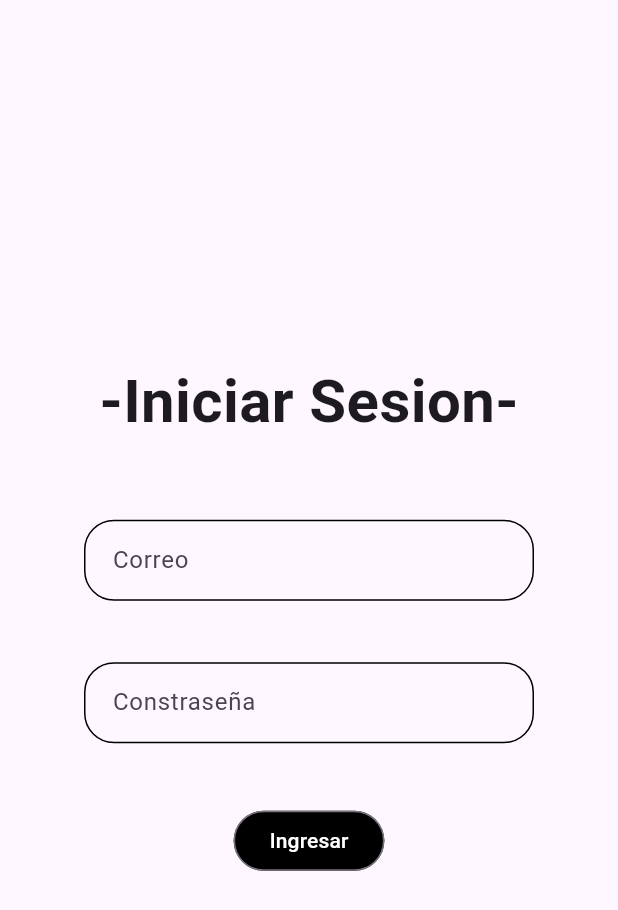
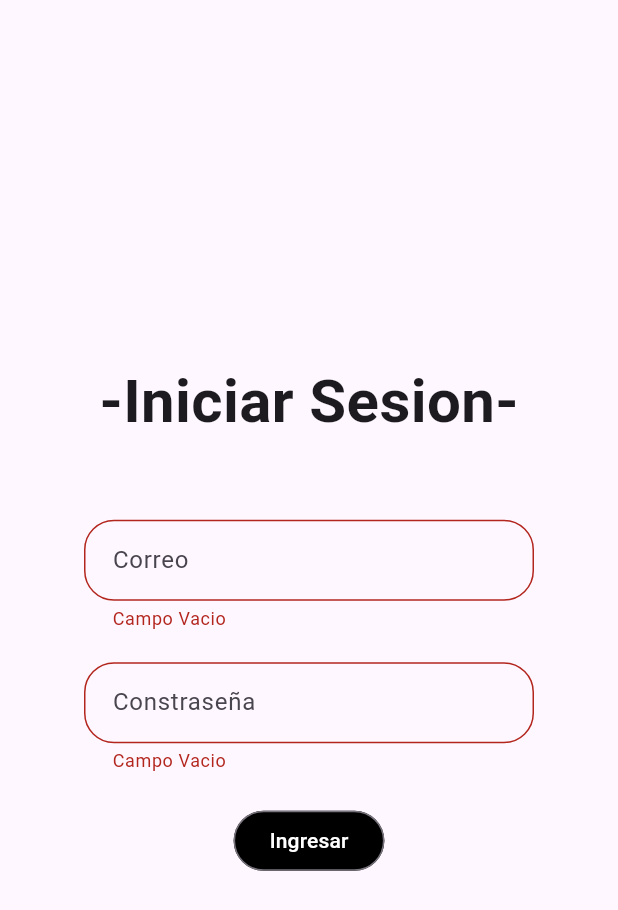
Before and after one commit to Rogerr14/storeApp, a Flutter app: the screen it shows after launch, after a tap on "Ingresar", on a phone screen of 412 x 824 dp. Shown: the top 910 px of the screen. Run offline on Flutter 3.47's test engine with Material 3 defaults, Android fonts, the phone set to English and light mode, and no system bars; network calls fail.

Commit message:
login corregido

```diff
--- a/lib/pages/auth/loginpage.dart
+++ b/lib/pages/auth/loginpage.dart
@@ -35,14 +35,17 @@ class _LoginPageState extends State<LoginPage> {
           child: Form(
             key: _scaffoldKey,
             autovalidateMode: AutovalidateMode.onUserInteraction,
-            child: _formView(emailController: txtCorreo, passwordController: txtPassword),
+            child: _formView(
+                emailController: txtCorreo, passwordController: txtPassword),
           ),
         ),
       ),
     );
   }
 
-  Widget _formView({required TextEditingController emailController,required TextEditingController passwordController }) {
+  Widget _formView(
+      {required TextEditingController emailController,
+      required TextEditingController passwordController}) {
     return Column(
       mainAxisAlignment: MainAxisAlignment.center,
       children: [
@@ -56,17 +59,17 @@ class _LoginPageState extends State<LoginPage> {
         customTextForm(
           'Correo',
           isEmail,
-          controller: txtCorreo,
+          controller: emailController,
         ),
         const SizedBox(
           height: 20,
         ),
         customTextForm('Constraseña', isPassword,
-            isPassword: true, controller: txtPassword),
+            isPassword: true, controller: passwordController),
         const SizedBox(
           height: 20,
         ),
-        _loginButton(email: txtCorreo.text, psw: txtPassword.text),
+        _loginButton(),
       ],
     );
   }
@@ -79,6 +82,7 @@ class _LoginPageState extends State<LoginPage> {
       child: TextFormField(
         obscureText: isPassword,
         controller: controller,
+        validator: validator,
         decoration: InputDecoration(
           contentPadding: const EdgeInsets.all(15),
           enabledBorder: OutlineInputBorder(
@@ -93,21 +97,22 @@ class _LoginPageState extends State<LoginPage> {
     );
   }
 
-  _loginButton({required String email, required String psw}) {
+  _loginButton(
+      ) {
+
     String correo = 'user01@gmail.com';
     String password = 'prueba01';
 
     return OutlinedButton(
       onPressed: () {
         if (_scaffoldKey.currentState!.validate()) {
-          print('si aqui');
-          print(email);
-          if (email.trim() == correo && psw.trim() == password) {
+
+          if (txtCorreo.text == correo && txtPassword.text == password) {
             Navigator.pushNamedAndRemoveUntil(
                 context, '/homePage', (route) => false);
-          } else {
-            print('no sale');
           }
+
+
         }
       },
       style: OutlinedButton.styleFrom(
--- a/lib/pages/home/homepage.dart
+++ b/lib/pages/home/homepage.dart
@@ -13,14 +13,17 @@ class HomePage extends StatefulWidget {
 
 Future<List<ProductModel>> productos = ProductServices().getProduct;
 
+
 class _HomePageState extends State<HomePage> {
   @override
   void initState() {
     super.initState();
   }
 
+
   @override
   Widget build(BuildContext context) {
+
     return Scaffold(
       appBar: AppBar(
         centerTitle: true,
@@ -52,7 +55,7 @@ class _HomePageState extends State<HomePage> {
         },
       ),
       floatingActionButton: FloatingActionButton(
-        onPressed: () {}, // => Navigator.push(context, )
+        onPressed: () => Navigator.pushNamed(context,'/addProductPage' ),
         child: const Icon(Icons.add_box_sharp),
       ),
     );
--- a/lib/router/approute.dart
+++ b/lib/router/approute.dart
@@ -31,6 +31,7 @@ final appRouter = GoRouter(
 
 */
 import 'package:flutter/material.dart';
+import 'package:store_app/pages/addProduct/add_product._page.dart';
 import 'package:store_app/pages/auth/loginpage.dart';
 import 'package:store_app/pages/cart/cartpage.dart';
 import 'package:store_app/pages/home/homepage.dart';
@@ -41,7 +42,7 @@ class Approute {
     '/loginPage' : (_) => const LoginPage(),
     '/homePage' : (_) => const HomePage(),
     '/cartPage' : (_) => const CartPage(),
-    //'/detailProductPage': (_) => const DetailProductPage()
+    '/addProductPage': (_) => const AddProductPage(),
 
   };
 }
--- a/lib/services/product_services.dart
+++ b/lib/services/product_services.dart
@@ -3,6 +3,8 @@ import 'package:store_app/api/api.dart';
 import 'package:store_app/models/product_model.dart';
 
 class ProductServices {
+  final List<ProductModel> listProduct = [];
+
   //obtener todos los productos
   Future<List<ProductModel>> get getProduct async {
     final response = await http.get(Uri.parse(apiProdBase));
```
